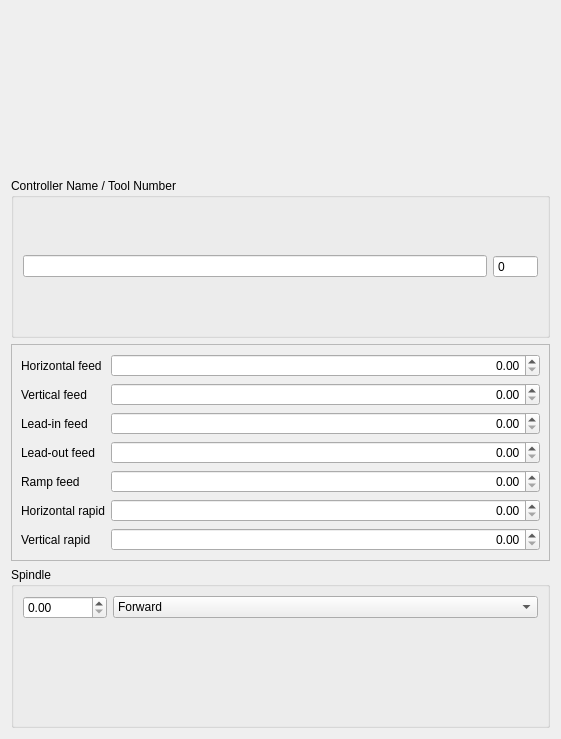
The window that src/Mod/CAM/Gui/Resources/panels/ToolControllerEdit.ui (Connor9220/FreeCAD) describes before a commit, drawn with Qt 5.
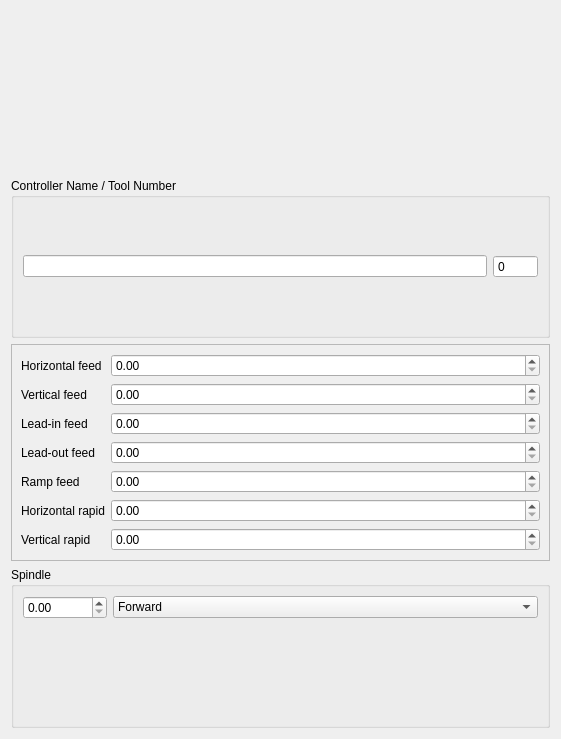
The same window after the commit. Custom widgets are drawn as their Qt base class.

Patch:
```diff
--- a/src/Mod/CAM/Gui/Resources/panels/ToolControllerEdit.ui
+++ b/src/Mod/CAM/Gui/Resources/panels/ToolControllerEdit.ui
@@ -73,9 +73,6 @@
           <verstretch>0</verstretch>
          </sizepolicy>
         </property>
-        <property name="alignment">
-         <set>Qt::AlignRight|Qt::AlignTrailing|Qt::AlignVCenter</set>
-        </property>
         <property name="minimum">
          <double>0.000000000000000</double>
         </property>
@@ -102,9 +99,6 @@
           <verstretch>0</verstretch>
          </sizepolicy>
         </property>
-        <property name="alignment">
-         <set>Qt::AlignRight|Qt::AlignTrailing|Qt::AlignVCenter</set>
-        </property>
         <property name="minimum">
          <double>0.000000000000000</double>
         </property>
@@ -131,9 +125,6 @@
           <verstretch>0</verstretch>
          </sizepolicy>
         </property>
-        <property name="alignment">
-         <set>Qt::AlignRight|Qt::AlignTrailing|Qt::AlignVCenter</set>
-        </property>
         <property name="minimum">
          <double>0.000000000000000</double>
         </property>
@@ -160,9 +151,6 @@
           <verstretch>0</verstretch>
          </sizepolicy>
         </property>
-        <property name="alignment">
-         <set>Qt::AlignRight|Qt::AlignTrailing|Qt::AlignVCenter</set>
-        </property>
         <property name="minimum">
          <double>0.000000000000000</double>
         </property>
@@ -189,9 +177,6 @@
           <verstretch>0</verstretch>
          </sizepolicy>
         </property>
-        <property name="alignment">
-         <set>Qt::AlignRight|Qt::AlignTrailing|Qt::AlignVCenter</set>
-        </property>
         <property name="minimum">
          <double>0.000000000000000</double>
         </property>
@@ -218,9 +203,6 @@
           <verstretch>0</verstretch>
          </sizepolicy>
         </property>
-        <property name="alignment">
-         <set>Qt::AlignRight|Qt::AlignTrailing|Qt::AlignVCenter</set>
-        </property>
         <property name="minimum">
          <double>0.000000000000000</double>
         </property>
@@ -247,9 +229,6 @@
           <verstretch>0</verstretch>
          </sizepolicy>
         </property>
-        <property name="alignment">
-         <set>Qt::AlignRight|Qt::AlignTrailing|Qt::AlignVCenter</set>
-        </property>
         <property name="minimum">
          <double>0.000000000000000</double>
         </property>
```
Left out of the diff: 6 changed lines with no effect on the pictures.
